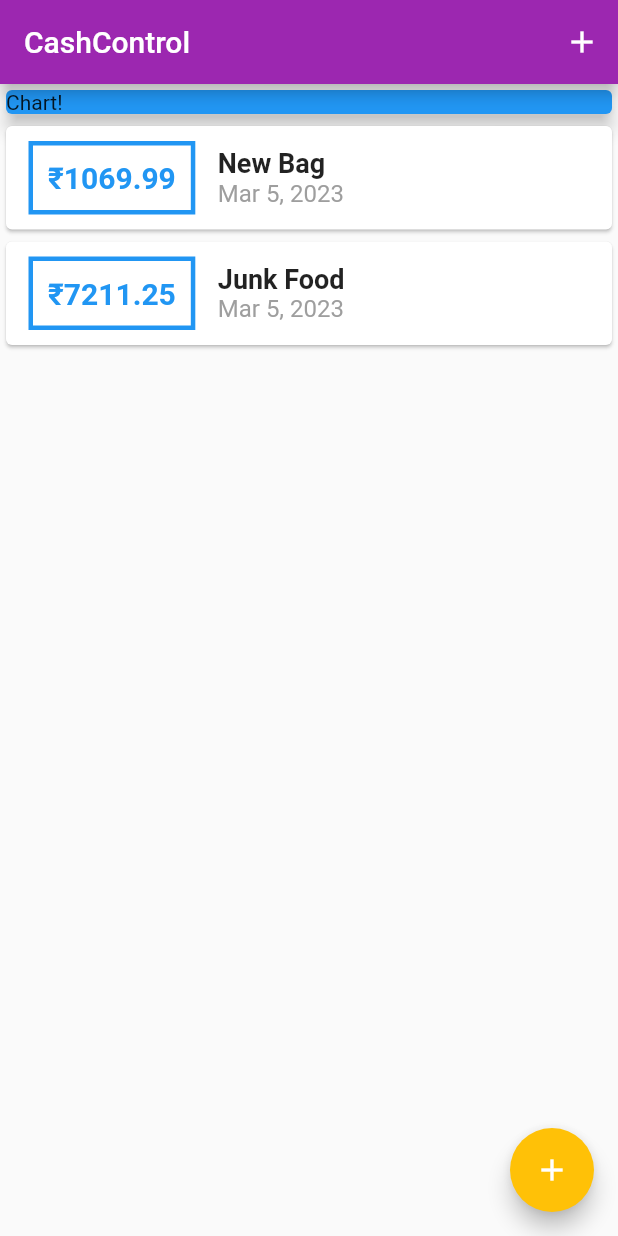
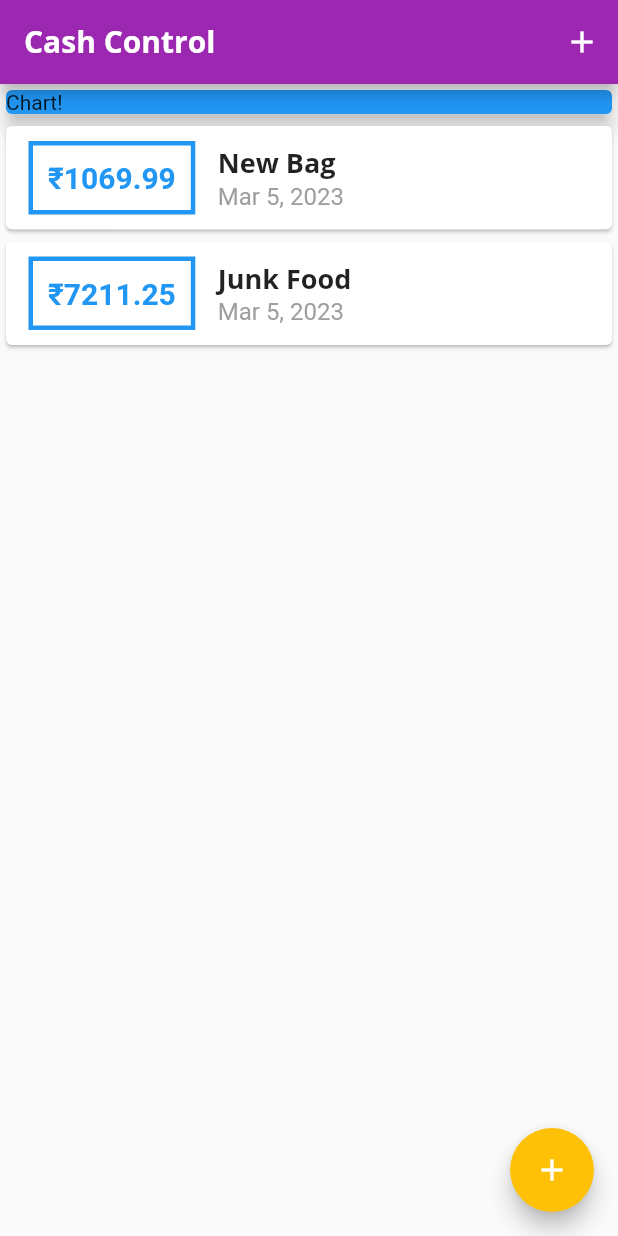
Before and after one commit to SiddharthKoyugura/CashControl, a Flutter app: the screen it shows after launch, on a phone screen of 412 x 824 dp. Run offline on Flutter 3.47's test engine with Material 2 defaults, Android fonts, the phone set to English and light mode, and no system bars.

Commit message:
added fonts

```diff
--- a/lib/main.dart
+++ b/lib/main.dart
@@ -13,10 +13,23 @@ class MyApp extends StatelessWidget {
   @override
   Widget build(BuildContext context) {
     return MaterialApp(
-      title: 'CashControl',
+      title: 'Cash Control',
       theme: ThemeData(
         colorScheme: ColorScheme.fromSwatch(primarySwatch: Colors.purple)
             .copyWith(secondary: Colors.amber),
+        fontFamily: 'Quicksand',
+        textTheme: ThemeData.light().textTheme.copyWith(
+            titleLarge: const TextStyle(
+                fontFamily: 'OpenSans',
+                fontSize: 18,
+                fontWeight: FontWeight.bold)),
+        appBarTheme: const AppBarTheme(
+          titleTextStyle: TextStyle(
+            fontFamily: 'OpenSans',
+            fontSize: 20,
+            fontWeight: FontWeight.bold,
+          ),
+        ),
       ),
       home: MyHomePage(),
     );
@@ -75,7 +88,7 @@ class _MyHomePageState extends State<MyHomePage> {
   Widget build(BuildContext context) {
     return Scaffold(
       appBar: AppBar(
-        title: const Text('CashControl'),
+        title: const Text('Cash Control'),
         actions: <Widget>[
           IconButton(
             icon: const Icon(Icons.add),
--- a/lib/widgets/transaction_list.dart
+++ b/lib/widgets/transaction_list.dart
@@ -42,10 +42,7 @@ class TransactionList extends StatelessWidget {
                 children: <Widget>[
                   Text(
                     transactions[index].title,
-                    style: const TextStyle(
-                      fontWeight: FontWeight.bold,
-                      fontSize: 18,
-                    ),
+                    style: Theme.of(context).textTheme.titleLarge,
                   ),
                   Text(
                     DateFormat().add_yMMMd().format(transactions[index].date),
```
Also changed, not shown: pubspec.yaml (+13 -6 lines), assets/fonts/OpenSans-Bold.ttf (added), assets/fonts/OpenSans-Regular.ttf (added), assets/fonts/Quicksand-Bold.ttf (added), assets/fonts/Quicksand-Light.ttf (added), assets/fonts/Quicksand-Medium.ttf (added), assets/fonts/Quicksand-Regular.ttf (added).
